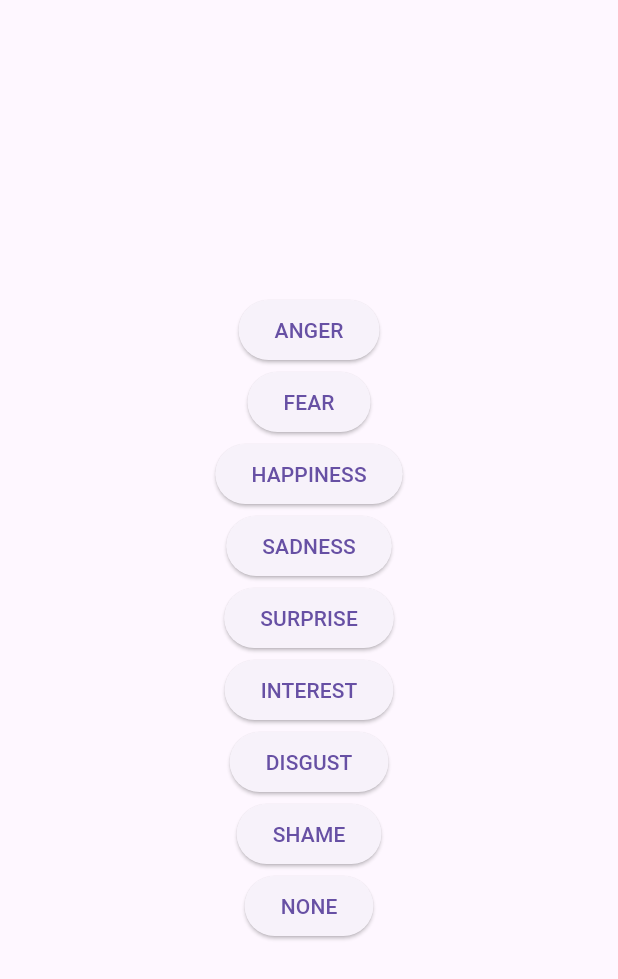
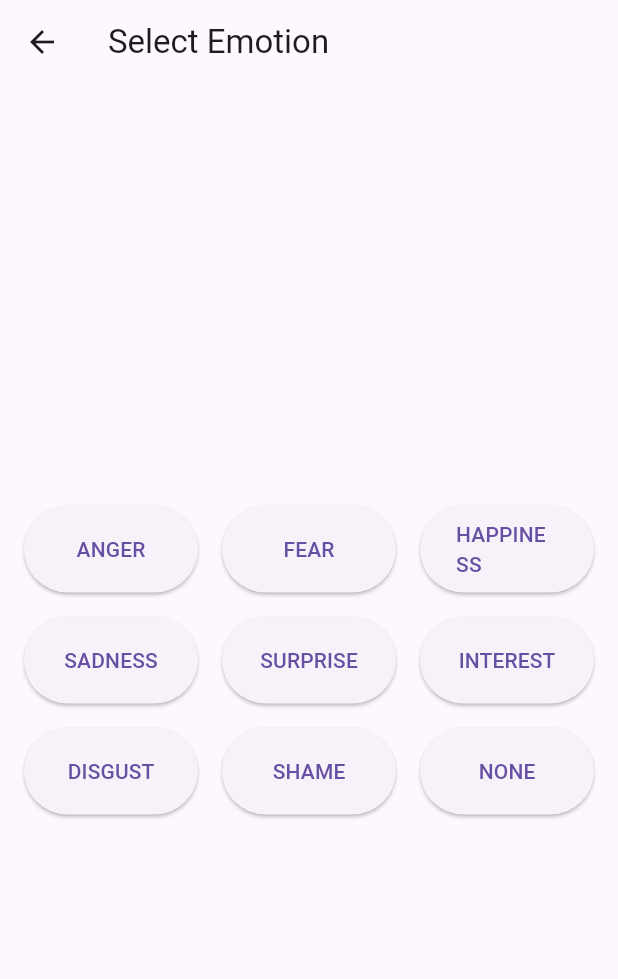
Before and after one commit to Canvas-Diary/Frontend, a Flutter app: the screen it shows after launch, after a tap on "start writing", on a phone screen of 412 x 824 dp. Shown: the top 979 px of the screen. Run offline on Flutter 3.47's test engine with Material 3 defaults, Android fonts, the light colour scheme and no system bars; our stand-ins replace table_calendar.

Commit message:
feat: 일기 작성 ui

```diff
--- a/lib/screens/home/diary_flow/diary_1_emotion.dart
+++ b/lib/screens/home/diary_flow/diary_1_emotion.dart
@@ -14,21 +14,29 @@ const List<String> emotions = [
 ];
 
 class EmotionSelectScreen extends StatelessWidget {
-  const EmotionSelectScreen({super.key});
+  const EmotionSelectScreen({Key? key}) : super(key: key);
 
   @override
   Widget build(BuildContext context) {
     return Scaffold(
+      appBar: AppBar(
+        title: Text("Select Emotion"),
+      ),
       body: SafeArea(
-        child: Container(
-          width: MediaQuery.of(context).size.width,
-          child: Column(
-            mainAxisAlignment: MainAxisAlignment.center,
-            crossAxisAlignment: CrossAxisAlignment.center,
-            children: emotions.map((e) {
-              return EmotionButton(
+        child: Center(
+          child: GridView(
+            shrinkWrap: true,
+            padding: EdgeInsets.all(16.0),
+            gridDelegate: SliverGridDelegateWithFixedCrossAxisCount(
+              crossAxisCount: 3, // 3열로 설정
+              mainAxisSpacing: 16.0,
+              crossAxisSpacing: 16.0,
+              childAspectRatio: 2,
+            ),
+            children: emotions.map((emotion) {
+              return ElevatedButton(
                 onPressed: () => routeNextPage(context), // 익명 함수 사용
-                emotion: e,
+                child: Text(emotion),
               );
             }).toList(),
           ),
@@ -37,7 +45,7 @@ class EmotionSelectScreen extends StatelessWidget {
     );
   }
 
-  routeNextPage(context) {
+  void routeNextPage(BuildContext context) {
     Navigator.of(context).push(
       MaterialPageRoute(
         builder: (BuildContext context) {
@@ -47,21 +55,3 @@ class EmotionSelectScreen extends StatelessWidget {
     );
   }
 }
-
-class EmotionButton extends StatelessWidget {
-  final String emotion;
-  final VoidCallback onPressed;
-  const EmotionButton({
-    required this.onPressed,
-    required this.emotion,
-    super.key,
-  });
-
-  @override
-  Widget build(BuildContext context) {
-    return ElevatedButton(
-      onPressed: onPressed,
-      child: Text(this.emotion),
-    );
-  }
-}
--- a/lib/screens/home/diary_flow/diary_5_result.dart
+++ b/lib/screens/home/diary_flow/diary_5_result.dart
@@ -6,6 +6,9 @@ class ResultScreen extends StatelessWidget {
   @override
   Widget build(BuildContext context) {
     return Scaffold(
+      appBar: AppBar(
+        title: Text("result"),
+      ),
       body: Center(
         child: ElevatedButton(
           onPressed: () {
--- a/lib/screens/home/home_screen.dart
+++ b/lib/screens/home/home_screen.dart
@@ -1,3 +1,4 @@
+import 'package:flutter/cupertino.dart';
 import 'package:flutter/material.dart';
 import 'package:table_calendar/table_calendar.dart';
 
@@ -147,8 +148,11 @@ class _HomeScreenState extends State<HomeScreen> {
             },
           ),
         ),
-        Column(
+        SizedBox(
+          width: MediaQuery.of(context).size.width,
+          child: Column(
             mainAxisAlignment: MainAxisAlignment.end,
+            crossAxisAlignment: CrossAxisAlignment.end,
             children: [
               ElevatedButton(
                 onPressed: () {
@@ -163,6 +167,7 @@ class _HomeScreenState extends State<HomeScreen> {
                 child: const Text("start writing"),
               ),
             ],
+          ),
         )
       ]),
     );
```
Also changed, not shown: lib/screens/home/diary_flow/diary_2_write.dart (+31 -1 lines), lib/screens/home/diary_flow/diary_3_format.dart (+38 -12 lines), lib/screens/home/diary_flow/diary_4_painting.dart (+44 -12 lines). Lines whose indentation alone changed are shown as unchanged.
